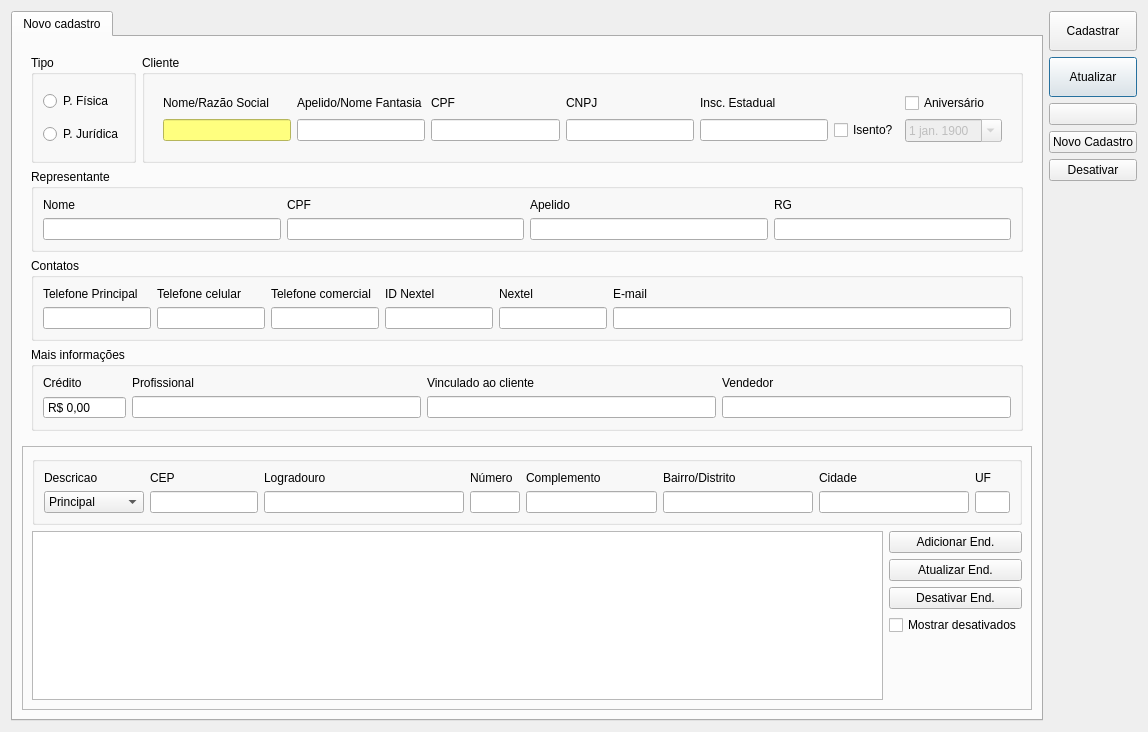
First picture: the form in ui/cadastrocliente.ui, repository darktorres/ERP-STACCATO, before the edit.
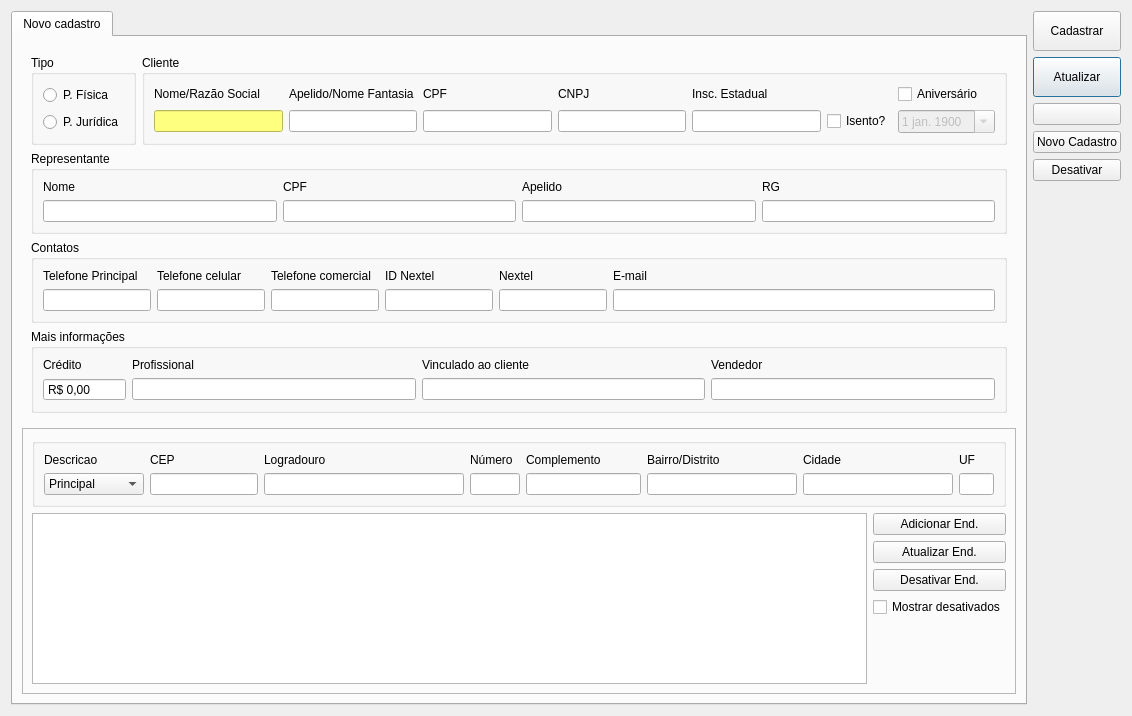
Second picture: the form after the edit. Icons and pictures are not drawn. Custom widgets are drawn as their Qt base class.

Commit message: Adicionado aniversário na tela de profissional

```diff
--- a/ui/cadastrocliente.ui
+++ b/ui/cadastrocliente.ui
@@ -9,8 +9,8 @@
    <rect>
     <x>0</x>
     <y>0</y>
-    <width>1148</width>
-    <height>732</height>
+    <width>1132</width>
+    <height>716</height>
    </rect>
   </property>
   <property name="windowTitle">
@@ -118,156 +118,63 @@
                <bool>false</bool>
               </property>
               <layout class="QGridLayout" name="gridLayout_10">
-               <item row="1" column="1">
-                <widget class="QWidget" name="widgetPJ" native="true">
-                 <layout class="QGridLayout" name="gridLayout_13">
-                  <item row="2" column="6">
-                   <widget class="QDateEdit" name="dateEditDataNasc">
-                    <property name="enabled">
-                     <bool>false</bool>
-                    </property>
-                    <property name="accessibleName">
-                     <string>Data Nascimento</string>
-                    </property>
-                    <property name="calendarPopup">
-                     <bool>true</bool>
-                    </property>
-                    <property name="date">
-                     <date>
-                      <year>1900</year>
-                      <month>1</month>
-                      <day>1</day>
-                     </date>
-                    </property>
-                   </widget>
-                  </item>
-                  <item row="2" column="1">
-                   <widget class="QLineEdit" name="lineEditNomeFantasia">
-                    <property name="minimumSize">
-                     <size>
-                      <width>120</width>
-                      <height>0</height>
-                     </size>
-                    </property>
-                    <property name="accessibleName">
-                     <string>Apelido/Nome Fantasia</string>
-                    </property>
-                    <property name="clearButtonEnabled">
-                     <bool>true</bool>
-                    </property>
-                   </widget>
-                  </item>
-                  <item row="0" column="3">
-                   <widget class="QLabel" name="labelCNPJ">
-                    <property name="text">
-                     <string>CNPJ</string>
-                    </property>
-                   </widget>
-                  </item>
-                  <item row="2" column="2">
-                   <widget class="QLineEdit" name="lineEditCPF">
-                    <property name="minimumSize">
-                     <size>
-                      <width>100</width>
-                      <height>0</height>
-                     </size>
-                    </property>
-                    <property name="maximumSize">
-                     <size>
-                      <width>16777215</width>
-                      <height>16777215</height>
-                     </size>
-                    </property>
-                    <property name="accessibleName">
-                     <string>CPF</string>
-                    </property>
-                    <property name="styleSheet">
-                     <string notr="true">QLineEdit:read-only {
-	color: #787878;
-}</string>
-                    </property>
-                   </widget>
-                  </item>
-                  <item row="0" column="2">
-                   <widget class="QLabel" name="labelCPF">
-                    <property name="text">
-                     <string>CPF</string>
-                    </property>
-                   </widget>
-                  </item>
-                  <item row="2" column="3">
-                   <widget class="QLineEdit" name="lineEditCNPJ">
-                    <property name="minimumSize">
-                     <size>
-                      <width>100</width>
-                      <height>0</height>
-                     </size>
-                    </property>
-                    <property name="maximumSize">
-                     <size>
-                      <width>135</width>
-                      <height>16777215</height>
-                     </size>
-                    </property>
-                    <property name="accessibleName">
-                     <string>CNPJ</string>
-                    </property>
-                    <property name="styleSheet">
-                     <string notr="true">QLineEdit:read-only {
-	color: #787878;
-}</string>
-                    </property>
-                   </widget>
-                  </item>
-                  <item row="2" column="4">
-                   <widget class="QLineEdit" name="lineEditInscEstadual">
-                    <property name="minimumSize">
-                     <size>
-                      <width>100</width>
-                      <height>0</height>
-                     </size>
-                    </property>
-                    <property name="maximumSize">
-                     <size>
-                      <width>135</width>
-                      <height>16777215</height>
-                     </size>
-                    </property>
-                    <property name="accessibleName">
-                     <string>Insc. Estadual</string>
-                    </property>
-                    <property name="clearButtonEnabled">
-                     <bool>true</bool>
-                    </property>
-                   </widget>
-                  </item>
-                  <item row="0" column="1">
-                   <widget class="QLabel" name="label_54">
-                    <property name="text">
-                     <string>Apelido/Nome Fantasia</string>
-                    </property>
-                   </widget>
-                  </item>
-                  <item row="0" column="0">
-                   <widget class="QLabel" name="labelCliente">
-                    <property name="text">
-                     <string>Nome/Razão Social</string>
-                    </property>
-                   </widget>
-                  </item>
-                  <item row="2" column="0">
-                   <widget class="QLineEdit" name="lineEditCliente">
-                    <property name="minimumSize">
-                     <size>
-                      <width>120</width>
-                      <height>0</height>
-                     </size>
-                    </property>
-                    <property name="accessibleName">
-                     <string>Nome/Razão Social</string>
-                    </property>
-                    <property name="styleSheet">
-                     <string notr="true">QLineEdit:read-only {
+               <item row="0" column="0">
+                <layout class="QGridLayout" name="gridLayout_6">
+                 <item row="0" column="0">
+                  <widget class="QLabel" name="labelCliente">
+                   <property name="text">
+                    <string>Nome/Razão Social</string>
+                   </property>
+                  </widget>
+                 </item>
+                 <item row="0" column="1">
+                  <widget class="QLabel" name="label_54">
+                   <property name="text">
+                    <string>Apelido/Nome Fantasia</string>
+                   </property>
+                  </widget>
+                 </item>
+                 <item row="0" column="2">
+                  <widget class="QLabel" name="labelCPF">
+                   <property name="text">
+                    <string>CPF</string>
+                   </property>
+                  </widget>
+                 </item>
+                 <item row="0" column="3">
+                  <widget class="QLabel" name="labelCNPJ">
+                   <property name="text">
+                    <string>CNPJ</string>
+                   </property>
+                  </widget>
+                 </item>
+                 <item row="0" column="4">
+                  <widget class="QLabel" name="labelInscricaoEstadual">
+                   <property name="text">
+                    <string>Insc. Estadual</string>
+                   </property>
+                  </widget>
+                 </item>
+                 <item row="0" column="6">
+                  <widget class="QCheckBox" name="checkBoxDataNasc">
+                   <property name="text">
+                    <string>Aniversário</string>
+                   </property>
+                  </widget>
+                 </item>
+                 <item row="1" column="0">
+                  <widget class="QLineEdit" name="lineEditCliente">
+                   <property name="minimumSize">
+                    <size>
+                     <width>120</width>
+                     <height>0</height>
+                    </size>
+                   </property>
+                   <property name="accessibleName">
+                    <string>Nome/Razão Social</string>
+                   </property>
+                   <property name="styleSheet">
+                    <string notr="true">QLineEdit:read-only {
     background-color: rgb(255, 255, 127);
 	color: #7f7f3f;
 }
@@ -276,44 +183,147 @@
     background-color: rgb(255, 255, 127);
     color: #000000;
 }</string>
-                    </property>
-                   </widget>
-                  </item>
-                  <item row="2" column="5">
-                   <widget class="QCheckBox" name="checkBoxInscEstIsento">
-                    <property name="text">
-                     <string>Isento?</string>
-                    </property>
-                   </widget>
-                  </item>
-                  <item row="0" column="4" colspan="2">
-                   <widget class="QLabel" name="labelInscricaoEstadual">
-                    <property name="text">
-                     <string>Insc. Estadual</string>
-                    </property>
-                   </widget>
-                  </item>
-                  <item row="0" column="6">
-                   <widget class="QCheckBox" name="checkBoxDataNasc">
-                    <property name="text">
-                     <string>Aniversário</string>
-                    </property>
-                   </widget>
-                  </item>
-                 </layout>
-                </widget>
+                   </property>
+                  </widget>
+                 </item>
+                 <item row="1" column="1">
+                  <widget class="QLineEdit" name="lineEditNomeFantasia">
+                   <property name="minimumSize">
+                    <size>
+                     <width>120</width>
+                     <height>0</height>
+                    </size>
+                   </property>
+                   <property name="accessibleName">
+                    <string>Apelido/Nome Fantasia</string>
+                   </property>
+                   <property name="clearButtonEnabled">
+                    <bool>true</bool>
+                   </property>
+                  </widget>
+                 </item>
+                 <item row="1" column="2">
+                  <widget class="QLineEdit" name="lineEditCPF">
+                   <property name="minimumSize">
+                    <size>
+                     <width>100</width>
+                     <height>0</height>
+                    </size>
+                   </property>
+                   <property name="maximumSize">
+                    <size>
+                     <width>16777215</width>
+                     <height>16777215</height>
+                    </size>
+                   </property>
+                   <property name="accessibleName">
+                    <string>CPF</string>
+                   </property>
+                   <property name="styleSheet">
+                    <string notr="true">QLineEdit:read-only {
+	color: #787878;
+}</string>
+                   </property>
+                  </widget>
+                 </item>
+                 <item row="1" column="3">
+                  <widget class="QLineEdit" name="lineEditCNPJ">
+                   <property name="minimumSize">
+                    <size>
+                     <width>100</width>
+                     <height>0</height>
+                    </size>
+                   </property>
+                   <property name="maximumSize">
+                    <size>
+                     <width>135</width>
+                     <height>16777215</height>
+                    </size>
+                   </property>
+                   <property name="accessibleName">
+                    <string>CNPJ</string>
+                   </property>
+                   <property name="styleSheet">
+                    <string notr="true">QLineEdit:read-only {
+	color: #787878;
+}</string>
+                   </property>
+                  </widget>
+                 </item>
+                 <item row="1" column="4">
+                  <widget class="QLineEdit" name="lineEditInscEstadual">
+                   <property name="minimumSize">
+                    <size>
+                     <width>100</width>
+                     <height>0</height>
+                    </size>
+                   </property>
+                   <property name="maximumSize">
+                    <size>
+                     <width>135</width>
+                     <height>16777215</height>
+                    </size>
+                   </property>
+                   <property name="accessibleName">
+                    <string>Insc. Estadual</string>
+                   </property>
+                   <property name="clearButtonEnabled">
+                    <bool>true</bool>
+                   </property>
+                  </widget>
+                 </item>
+                 <item row="1" column="5">
+                  <widget class="QCheckBox" name="checkBoxInscEstIsento">
+                   <property name="text">
+                    <string>Isento?</string>
+                   </property>
+                  </widget>
+                 </item>
+                 <item row="1" column="6">
+                  <widget class="QDateEdit" name="dateEditDataNasc">
+                   <property name="enabled">
+                    <bool>false</bool>
+                   </property>
+                   <property name="accessibleName">
+                    <string>Data Nascimento</string>
+                   </property>
+                   <property name="calendarPopup">
+                    <bool>true</bool>
+                   </property>
+                   <property name="date">
+                    <date>
+                     <year>1900</year>
+                     <month>1</month>
+                     <day>1</day>
+                    </date>
+                   </property>
+                  </widget>
+                 </item>
+                </layout>
                </item>
               </layout>
              </widget>
             </item>
             <item row="0" column="0">
              <widget class="QGroupBox" name="groupBoxPFPJ">
+              <property name="sizePolicy">
+               <sizepolicy hsizetype="Maximum" vsizetype="Preferred">
+                <horstretch>0</horstretch>
+                <verstretch>0</verstretch>
+               </sizepolicy>
+              </property>
               <property name="title">
                <string>Tipo</string>
               </property>
               <layout class="QVBoxLayout" name="verticalLayout_4">
                <item>
                 <widget class="QRadioButton" name="radioButtonPF">
+                 <property name="sizePolicy">
+                  <sizepolicy hsizetype="Maximum" vsizetype="Fixed">
+                   <horstretch>0</horstretch>
+                   <verstretch>0</verstretch>
+                  </sizepolicy>
+                 </property>
                  <property name="accessibleName">
                   <string>Pessoa Física</string>
                  </property>
@@ -324,6 +334,12 @@
                </item>
                <item>
                 <widget class="QRadioButton" name="radioButtonPJ">
+                 <property name="sizePolicy">
+                  <sizepolicy hsizetype="Maximum" vsizetype="Fixed">
+                   <horstretch>0</horstretch>
+                   <verstretch>0</verstretch>
+                  </sizepolicy>
+                 </property>
                  <property name="accessibleName">
                   <string>Pessoa Jurídica</string>
                  </property>
```
The commit also changes 6 other files.
